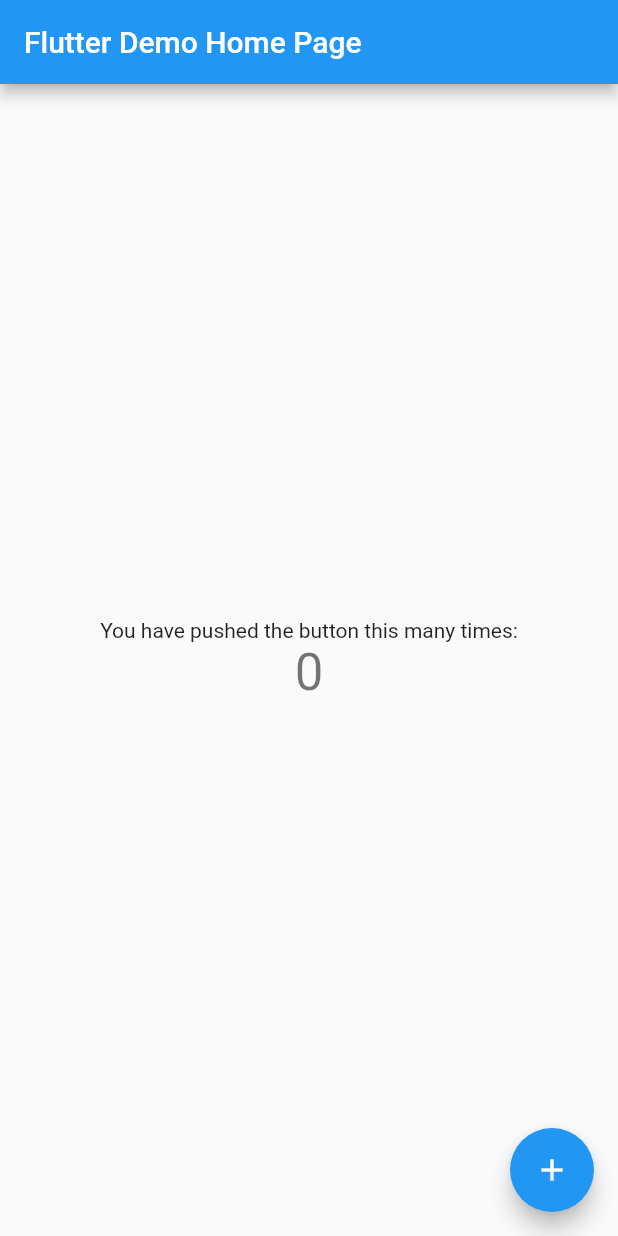
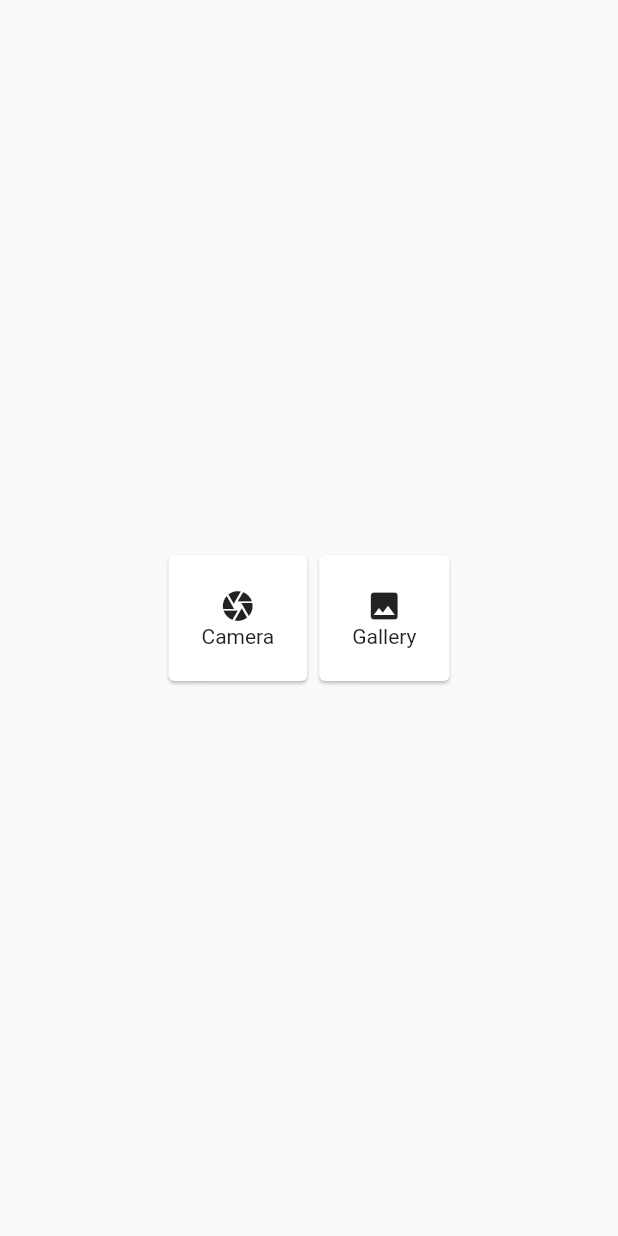
Before and after one commit to riadhrahma/Scanner-App, a Flutter app: the screen it shows after launch, on a phone screen of 412 x 824 dp. Run offline on Flutter 3.47's test engine with Material 2 defaults, Android fonts, the phone set to English and light mode, and no system bars; our stand-ins replace bloc, camera, flutter_bloc, image_picker; missing offline and left inert: google_ml_kit, google_mlkit_text_recognition.

Commit message:
add pick image screen with tow different image source add pick images state management extract text from  image process

```diff
--- a/lib/main.dart
+++ b/lib/main.dart
@@ -1,4 +1,5 @@
 import 'package:flutter/material.dart';
+import 'package:labhouse/view/screen/pick_image_screen.dart';
 
 void main() {
   runApp(const MyApp());
@@ -7,109 +8,14 @@ void main() {
 class MyApp extends StatelessWidget {
   const MyApp({super.key});
 
-  // This widget is the root of your application.
   @override
   Widget build(BuildContext context) {
     return MaterialApp(
       title: 'Flutter Demo',
       theme: ThemeData(
-        // This is the theme of your application.
-        //
-        // Try running your application with "flutter run". You'll see the
-        // application has a blue toolbar. Then, without quitting the app, try
-        // changing the primarySwatch below to Colors.green and then invoke
-        // "hot reload" (press "r" in the console where you ran "flutter run",
-        // or simply save your changes to "hot reload" in a Flutter IDE).
-        // Notice that the counter didn't reset back to zero; the application
-        // is not restarted.
         primarySwatch: Colors.blue,
       ),
-      home: const MyHomePage(title: 'Flutter Demo Home Page'),
+      home: const PickImageScreen(),
     );
   }
 }
-
-class MyHomePage extends StatefulWidget {
-  const MyHomePage({super.key, required this.title});
-
-  // This widget is the home page of your application. It is stateful, meaning
-  // that it has a State object (defined below) that contains fields that affect
-  // how it looks.
-
-  // This class is the configuration for the state. It holds the values (in this
-  // case the title) provided by the parent (in this case the App widget) and
-  // used by the build method of the State. Fields in a Widget subclass are
-  // always marked "final".
-
-  final String title;
-
-  @override
-  State<MyHomePage> createState() => _MyHomePageState();
-}
-
-class _MyHomePageState extends State<MyHomePage> {
-  int _counter = 0;
-
-  void _incrementCounter() {
-    setState(() {
-      // This call to setState tells the Flutter framework that something has
-      // changed in this State, which causes it to rerun the build method below
-      // so that the display can reflect the updated values. If we changed
-      // _counter without calling setState(), then the build method would not be
-      // called again, and so nothing would appear to happen.
-      _counter++;
-    });
-  }
-
-  @override
-  Widget build(BuildContext context) {
-    // This method is rerun every time setState is called, for instance as done
-    // by the _incrementCounter method above.
-    //
-    // The Flutter framework has been optimized to make rerunning build methods
-    // fast, so that you can just rebuild anything that needs updating rather
-    // than having to individually change instances of widgets.
-    return Scaffold(
-      appBar: AppBar(
-        // Here we take the value from the MyHomePage object that was created by
-        // the App.build method, and use it to set our appbar title.
-        title: Text(widget.title),
-      ),
-      body: Center(
-        // Center is a layout widget. It takes a single child and positions it
-        // in the middle of the parent.
-        child: Column(
-          // Column is also a layout widget. It takes a list of children and
-          // arranges them vertically. By default, it sizes itself to fit its
-          // children horizontally, and tries to be as tall as its parent.
-          //
-          // Invoke "debug painting" (press "p" in the console, choose the
-          // "Toggle Debug Paint" action from the Flutter Inspector in Android
-          // Studio, or the "Toggle Debug Paint" command in Visual Studio Code)
-          // to see the wireframe for each widget.
-          //
-          // Column has various properties to control how it sizes itself and
-          // how it positions its children. Here we use mainAxisAlignment to
-          // center the children vertically; the main axis here is the vertical
-          // axis because Columns are vertical (the cross axis would be
-          // horizontal).
-          mainAxisAlignment: MainAxisAlignment.center,
-          children: <Widget>[
-            const Text(
-              'You have pushed the button this many times:',
-            ),
-            Text(
-              '$_counter',
-              style: Theme.of(context).textTheme.headline4,
-            ),
-          ],
-        ),
-      ),
-      floatingActionButton: FloatingActionButton(
-        onPressed: _incrementCounter,
-        tooltip: 'Increment',
-        child: const Icon(Icons.add),
-      ), // This trailing comma makes auto-formatting nicer for build methods.
-    );
-  }
-}
--- /dev/null
+++ b/lib/model/api/app_exception.dart
@@ -0,0 +1 @@
+class NoImageSelected implements Exception {}
--- /dev/null
+++ b/lib/model/document_core.dart
@@ -0,0 +1,13 @@
+import 'package:google_ml_kit/google_ml_kit.dart';
+import 'package:image_picker/image_picker.dart';
+
+class DocumentCore {
+  final XFile file;
+
+  final RecognizedText documentComponents;
+
+  DocumentCore({
+    required this.file,
+    required this.documentComponents,
+  });
+}
--- /dev/null
+++ b/lib/model/image_controller/bloc/image_processing_event.dart
@@ -0,0 +1,10 @@
+part of 'image_processing_bloc.dart';
+
+@immutable
+abstract class ImageProcessingEvent {}
+
+class ExtractTextFrmImage extends ImageProcessingEvent {
+  final XFile file;
+
+  ExtractTextFrmImage({required this.file});
+}
--- /dev/null
+++ b/lib/model/image_controller/bloc/image_processing_state.dart
@@ -0,0 +1,12 @@
+part of 'image_processing_bloc.dart';
+
+@immutable
+abstract class ImageProcessingState {}
+
+class ImageProcessingInitial extends ImageProcessingState {}
+
+class ExtractTextFrmImageState extends ImageProcessingState {
+  final DocumentCore documentCore;
+
+  ExtractTextFrmImageState({required this.documentCore});
+}
--- /dev/null
+++ b/lib/model/image_controller/cubit/image_pick_cubit.dart
@@ -0,0 +1,23 @@
+import 'package:bloc/bloc.dart';
+import 'package:camera/camera.dart';
+import 'package:image_picker/image_picker.dart';
+import 'package:labhouse/model/services/image_services.dart';
+import 'package:meta/meta.dart';
+
+part 'image_pick_state.dart';
+
+class ImagePickCubit extends Cubit<ImagePickState> {
+  XFile? file;
+  ImagePickCubit() : super(ImagePickInitial());
+
+  Future<void> pickImage({required ImageSource imageSource}) async {
+    emit(ImagePickLoading());
+    ImageService imageService = ImageService();
+    final result = await imageService.pickImage(imageSource: imageSource);
+    if (result != null) {
+      emit(ImagePickSuccess(file: result));
+    } else {
+      emit(ImagePickFailed());
+    }
+  }
+}
--- /dev/null
+++ b/lib/model/image_controller/cubit/image_pick_state.dart
@@ -0,0 +1,19 @@
+part of 'image_pick_cubit.dart';
+
+@immutable
+abstract class ImagePickState {}
+
+
+class ImagePickInitial extends ImagePickState {}
+
+class ImagePickLoading extends ImagePickState{
+
+}
+
+class ImagePickSuccess extends ImagePickState{
+  final XFile file;
+  ImagePickSuccess({required this.file});
+}
+
+
+class ImagePickFailed extends ImagePickState{}
--- /dev/null
+++ b/lib/model/services/image_services.dart
@@ -0,0 +1,16 @@
+import 'package:image_picker/image_picker.dart';
+
+class ImageService {
+  final ImagePicker _imagePicker = ImagePicker();
+
+  Future<XFile?> pickImage({required ImageSource imageSource}) async {
+    try {
+      final image = await _imagePicker.pickImage(source: imageSource);
+
+      return image;
+    } catch (e) {
+      throw Exception("something wrong");
+    }
+    // }
+  }
+}
--- /dev/null
+++ b/lib/view/screen/pick_image_screen.dart
@@ -0,0 +1,71 @@
+import 'package:flutter/material.dart';
+import 'package:flutter_bloc/flutter_bloc.dart';
+import 'package:image_picker/image_picker.dart';
+import 'package:labhouse/model/image_controller/bloc/image_processing_bloc.dart';
+import 'package:labhouse/model/image_controller/cubit/image_pick_cubit.dart';
+import 'package:labhouse/view/screen/document_content_screen.dart';
+import 'package:labhouse/view/screen/loading_screen.dart';
+import 'package:labhouse/view/widget/choice_image_source_card.dart';
+
+class PickImageScreen extends StatelessWidget {
+  const PickImageScreen({Key? key}) : super(key: key);
+
+  @override
+  Widget build(BuildContext context) {
+    return Scaffold(
+      body: Center(
+        child: MultiBlocProvider(
+          providers: [
+            BlocProvider<ImageProcessingBloc>(
+              create: (BuildContext context) => ImageProcessingBloc(),
+            ),
+            BlocProvider<ImagePickCubit>(
+              create: (BuildContext context) => ImagePickCubit(),
+            ),
+          ],
+          child: MultiBlocListener(
+            listeners: [
+              BlocListener<ImageProcessingBloc, ImageProcessingState>(
+                  listener: (context, state) {
+                if (state is ExtractTextFrmImageState) {
+                  Navigator.push(context,
+                      MaterialPageRoute(builder: (BuildContext context) {
+                    return DocumentScreenContent(
+                      documentCore: state.documentCore,
+                    );
+                  }));
+                }
+              }),
+              BlocListener<ImagePickCubit, ImagePickState>(
+                listener: (context, state) {
+                  if (state is ImagePickLoading) {
+                    Navigator.push(context,
+                        MaterialPageRoute(builder: (BuildContext context) {
+                      return const LoadingScreen();
+                    }));
+                  } else {
+                    Navigator.pop(context);
+                  }
+                  if (state is ImagePickSuccess) {
+                    BlocProvider.of<ImageProcessingBloc>(context)
+                        .add(ExtractTextFrmImage(file: state.file));
+                  }
+                  if (state is ImagePickFailed) {
+                    //todo show error popup
+                  }
+                },
+              )
+            ],
+            child: Row(
+              mainAxisSize: MainAxisSize.min,
+              children: const [
+                ChoiceImageSourceCard(imageSource: ImageSource.camera),
+                ChoiceImageSourceCard(imageSource: ImageSource.gallery),
+              ],
+            ),
+          ),
+        ),
+      ),
+    );
+  }
+}
--- /dev/null
+++ b/lib/view/widget/choice_image_source_card.dart
@@ -0,0 +1,60 @@
+import 'package:flutter/material.dart';
+import 'package:flutter_bloc/flutter_bloc.dart';
+import 'package:image_picker/image_picker.dart';
+import 'package:labhouse/model/image_controller/cubit/image_pick_cubit.dart';
+
+class ChoiceImageSourceCard extends StatelessWidget {
+  final ImageSource imageSource;
+  const ChoiceImageSourceCard({Key? key, required this.imageSource})
+      : super(key: key);
+
+  @override
+  Widget build(BuildContext context) {
+    Widget mainView;
+    switch (imageSource) {
+      case ImageSource.camera:
+        mainView = InkWell(
+          onTap: () {
+            context.read<ImagePickCubit>().pickImage(imageSource: imageSource);
+          },
+          child: Card(
+            child: Padding(
+              padding: const EdgeInsets.all(22.0),
+              child: Column(
+                mainAxisSize: MainAxisSize.min,
+                children: const [
+                  Icon(Icons.camera),
+                  Text('Camera'),
+                ],
+              ),
+            ),
+          ),
+        );
+        break;
+
+      case ImageSource.gallery:
+        mainView = InkWell(
+          onTap: () {
+            context.read<ImagePickCubit>().pickImage(imageSource: imageSource);
+          },
+          child: Card(
+            child: Padding(
+              padding: const EdgeInsets.all(22.0),
+              child: Column(
+                mainAxisSize: MainAxisSize.min,
+                children: const [
+                  Icon(Icons.image),
+                  Text('Gallery'),
+                ],
+              ),
+            ),
+          ),
+        );
+        break;
+    }
+    return BlocBuilder<ImagePickCubit, ImagePickState>(
+        builder: (context, object) {
+      return mainView;
+    });
+  }
+}
```
Also changed, not shown: lib/model/document_controller/cubit/document_controller_cubit.dart (added, +33 -0 lines), lib/model/document_controller/cubit/document_controller_state.dart (added, +32 -0 lines), lib/model/image_controller/bloc/image_processing_bloc.dart (added, +20 -0 lines), lib/model/services/google_kit_services.dart (added, +12 -0 lines), lib/splash_screen.dart (added, +15 -0 lines), lib/view/screen/document_content_screen.dart (added, +39 -0 lines), lib/view/screen/loading_screen.dart (added, +14 -0 lines), lib/view/widget/document_text.dart (added, +38 -0 lines), pubspec.yaml (+8 -59 lines), pubspec.lock.
